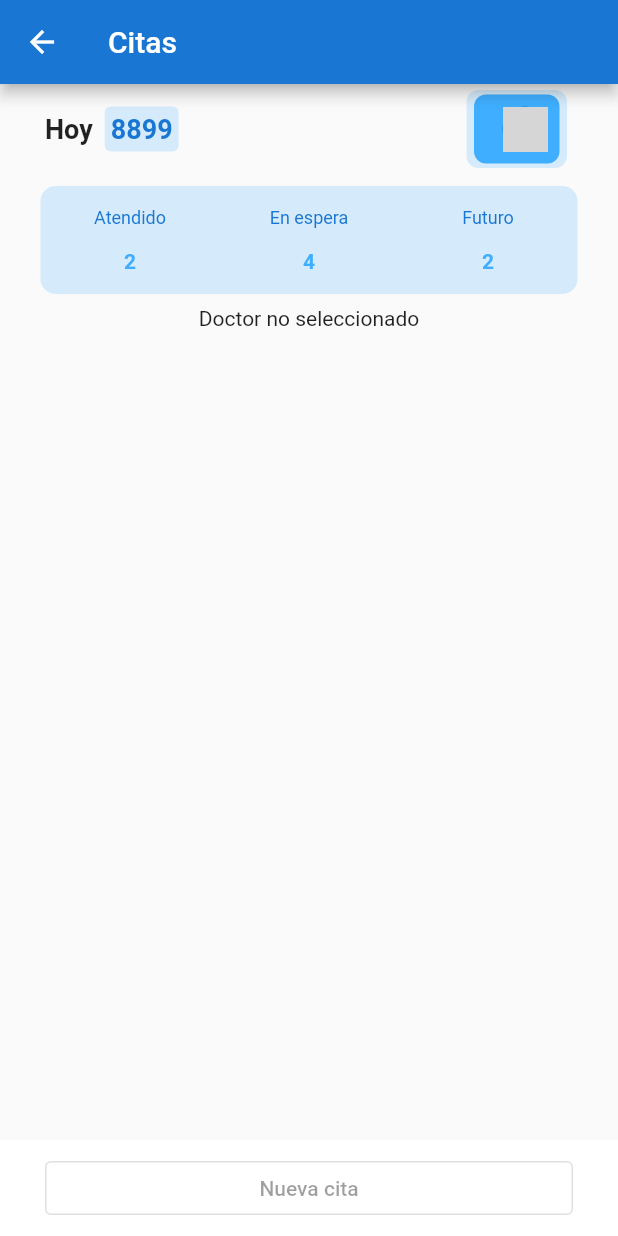
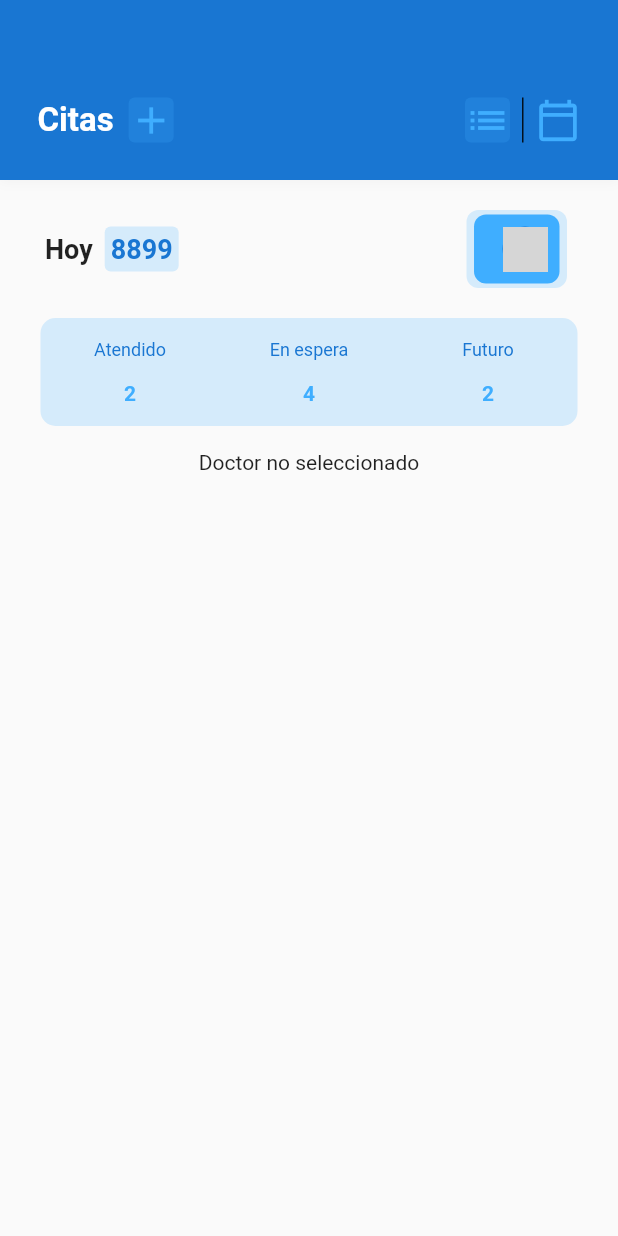
Before and after one commit to otsenreDC/demo-project, a Flutter app: the AppointmentListSecretaryPage screen opened directly with empty values, on a phone screen of 412 x 824 dp. Run offline on Flutter 3.47's test engine with Material 2 defaults, Android fonts, the phone set to English and light mode, and no system bars; our stand-ins replace cloud_firestore, data_connection_checker, firebase_core, get_it, shared_preferences; missing offline and left inert: either_option; accounts and stored records are empty; network calls fail; grey boxes are pictures that could not be loaded.

Commit message:
:lipstick: Apply the design to the app bar

```diff
--- a/lib/framework/ui/appointments/secretary/appointment_list_pg.dart
+++ b/lib/framework/ui/appointments/secretary/appointment_list_pg.dart
@@ -42,8 +42,13 @@ class AppointmentListSecretaryPage extends StatelessWidget {
       child: Consumer<AppointmentListSecretaryViewModel>(
         builder: (_, viewModel, __) {
           return Scaffold(
-            appBar: AppBar(
-              title: Text("Citas"),
+            appBar: PreferredSize(
+              preferredSize: Size.fromHeight(250),
+              child: _AppointmentsAppBar(
+                onAdd: () {
+                  _navigateCreateAppointment(context, _doctor);
+                },
+              ),
             ),
             body: Stack(
               children: [
@@ -51,6 +56,7 @@ class AppointmentListSecretaryPage extends StatelessWidget {
                   padding: EdgeInsets.only(bottom: 60),
                   child: Column(
                     children: [
+                      SizedBox(height: 16),
                       Row(
                         children: [
                           SizedBox(width: 30),
@@ -79,7 +85,9 @@ class AppointmentListSecretaryPage extends StatelessWidget {
                           SizedBox(width: 30),
                         ],
                       ),
+                      SizedBox(height: 8),
                       _PatientsSummary(),
+                      SizedBox(height: 8),
                       viewModel.appointmentCount == 0
                           ? Text("Doctor no seleccionado")
                           : ListView.builder(
@@ -107,23 +115,6 @@ class AppointmentListSecretaryPage extends StatelessWidget {
                               },
                             ),
                     ],
-                  ),
-                ),
-                Align(
-                  alignment: FractionalOffset.bottomCenter,
-                  child: Container(
-                    padding: EdgeInsets.fromLTRB(30, 8, 30, 8),
-                    width: double.infinity,
-                    color: Colors.white,
-                    child: OutlinedButton(
-                      child: Text("Nueva cita"),
-                      onPressed: viewModel.canCreateAppointment
-                          ? () {
-                              final doctor = viewModel.getSelectedDoctor;
-                              _navigateCreateAppointment(context, doctor);
-                            }
-                          : null,
-                    ),
                   ),
                 )
               ],
@@ -366,3 +357,88 @@ class _SecretaryAppointmentCard extends StatelessWidget {
     );
   }
 }
+
+class _AppointmentsAppBar extends StatelessWidget {
+  final Function onAdd;
+
+  _AppointmentsAppBar({@required this.onAdd});
+
+  @override
+  Widget build(BuildContext context) {
+    return Container(
+      decoration: BoxDecoration(color: MedAppColors.blue, boxShadow: [
+        BoxShadow(
+          color: MedAppColors.gray2,
+          offset: Offset(0.0, 1.0), //(x,y)
+          blurRadius: 6.0,
+        )
+      ]),
+      padding: EdgeInsets.only(left: 25, right: 25, top: 60, bottom: 20),
+      height: 120,
+      child: Row(
+        crossAxisAlignment: CrossAxisAlignment.center,
+        children: [
+          Text(
+            "Citas",
+            style: MedAppTextStyle.title().copyWith(color: Colors.white),
+          ),
+          SizedBox(
+            width: 10,
+          ),
+          Material(
+            borderRadius: BorderRadius.circular(4),
+            color: MedAppColors.lighterBlue,
+            child: InkWell(
+              borderRadius: BorderRadius.circular(4),
+              splashColor: MedAppColors.lighterBlue,
+              highlightColor: MedAppColors.lighterBlue,
+              child: Icon(
+                Icons.add,
+                size: 30,
+                color: MedAppColors.lightBlue,
+              ),
+              onTap: onAdd,
+            ),
+          ),
+          Spacer(),
+          Material(
+            borderRadius: BorderRadius.circular(4),
+            color: MedAppColors.lighterBlue,
+            child: InkWell(
+              borderRadius: BorderRadius.circular(4),
+              splashColor: MedAppColors.lighterBlue,
+              highlightColor: MedAppColors.lighterBlue,
+              child: Icon(
+                Icons.list,
+                size: 30,
+                color: MedAppColors.lightBlue,
+              ),
+              onTap: () {},
+            ),
+          ),
+          Container(
+            width: 1,
+            margin: EdgeInsets.only(left: 8, right: 8),
+            color: Colors.black87,
+            height: 30,
+          ),
+          Material(
+            borderRadius: BorderRadius.circular(4),
+            color: Colors.transparent,
+            child: InkWell(
+              borderRadius: BorderRadius.circular(4),
+              splashColor: MedAppColors.lighterBlue,
+              highlightColor: MedAppColors.lighterBlue,
+              child: Icon(
+                Icons.calendar_today_outlined,
+                size: 30,
+                color: MedAppColors.lightBlue,
+              ),
+              onTap: () {},
+            ),
+          ),
+        ],
+      ),
+    );
+  }
+}
```
